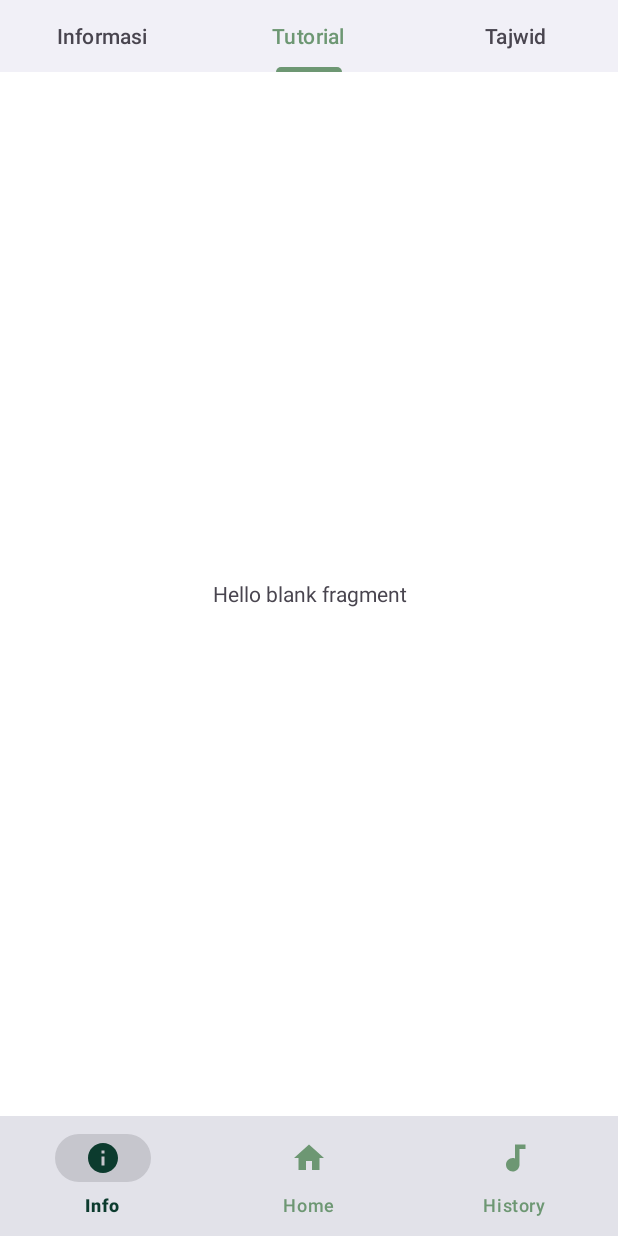
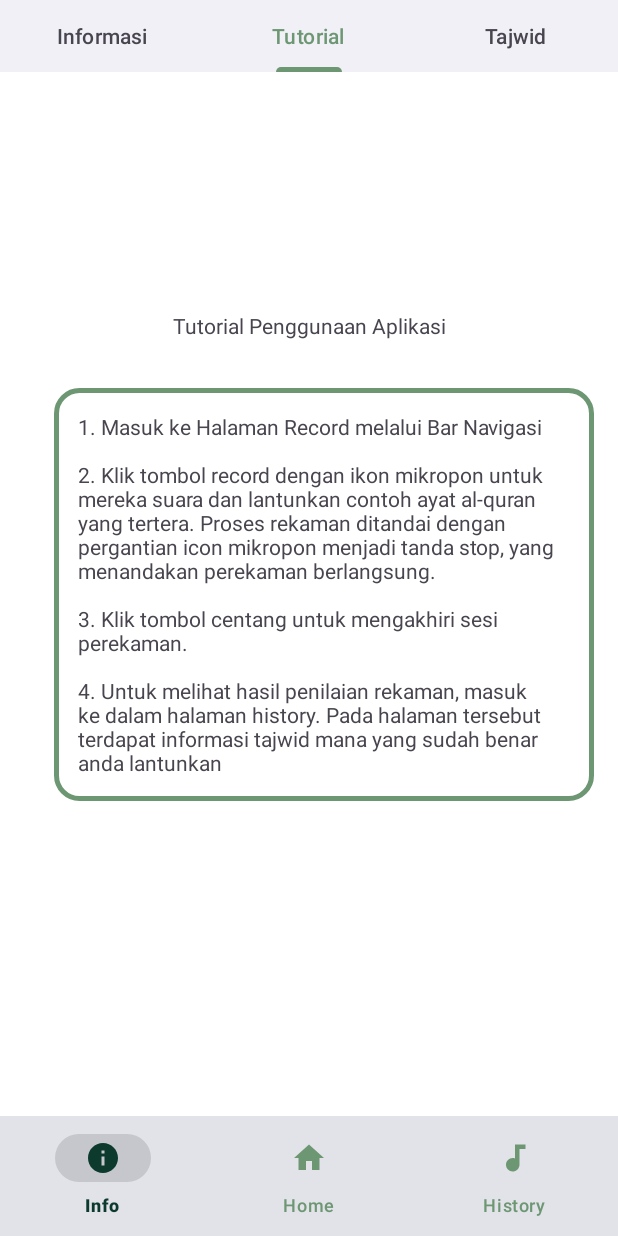
Before and after one commit to althof-z/QuranKu, an Android app: the screen it shows after launch (MainActivity), tab 2 chosen, on a phone screen of 412 x 824 dp. Run offline under Robolectric (Android 15) with nearby library versions, the phone set to English and light mode, and no system bars.

Commit message:
UI: create App Tutorial Fragment

```diff
--- /dev/null
+++ b/app/src/main/res/drawable/card_edge.xml
@@ -0,0 +1,6 @@
+<?xml version="1.0" encoding="utf-8"?>
+<shape xmlns:android="http://schemas.android.com/apk/res/android" >
+<!--    <solid android:color="@color/corner_edge" />-->
+    <stroke android:width="3dp" android:color="@color/color_primary"/>
+    <corners android:radius="15dp"/>
+</shape>
--- a/app/src/main/res/layout/fragment_app_tutorial.xml
+++ b/app/src/main/res/layout/fragment_app_tutorial.xml
@@ -1,17 +1,45 @@
 <?xml version="1.0" encoding="utf-8"?>
-<FrameLayout xmlns:android="http://schemas.android.com/apk/res/android"
+<androidx.constraintlayout.widget.ConstraintLayout xmlns:android="http://schemas.android.com/apk/res/android"
     xmlns:tools="http://schemas.android.com/tools"
     android:layout_width="match_parent"
     android:layout_height="match_parent"
+    xmlns:app="http://schemas.android.com/apk/res-auto"
     tools:context=".AppTutorialFragment"
     android:background="@color/white">
 
+    <TextView
+        android:id="@+id/tv_title_tutorial"
+        android:layout_width="wrap_content"
+        android:layout_height="wrap_content"
+        android:layout_marginBottom="32dp"
+        android:gravity="center"
+        android:text="Tutorial Penggunaan Aplikasi"
+        app:layout_constraintBottom_toTopOf="@+id/containerAyat"
+        app:layout_constraintEnd_toEndOf="parent"
+        app:layout_constraintStart_toStartOf="parent" />
+
+    <androidx.constraintlayout.widget.ConstraintLayout
+        android:id="@+id/containerAyat"
+        android:layout_width="360dp"
+        android:layout_height="wrap_content"
+        android:background="@drawable/card_edge"
+        android:padding="16dp"
+        app:layout_constraintBottom_toBottomOf="parent"
+        app:layout_constraintEnd_toEndOf="parent"
+        app:layout_constraintHorizontal_bias="0.686"
+        app:layout_constraintStart_toStartOf="parent"
+        app:layout_constraintTop_toTopOf="parent">
+
+        <TextView
+            android:id="@+id/tv_tutorial"
+            android:layout_width="wrap_content"
+            android:layout_height="wrap_content"
+            android:text="@string/tv_tutorial"
+            app:layout_constraintEnd_toEndOf="parent"
+            app:layout_constraintStart_toStartOf="parent"
+            app:layout_constraintTop_toTopOf="parent" />
+    </androidx.constraintlayout.widget.ConstraintLayout>
     <!-- TODO: Update blank fragment layout -->
-    <TextView
-        android:layout_width="match_parent"
-        android:layout_height="match_parent"
-        android:gravity="center"
 
-        android:text="@string/hello_blank_fragment" />
 
-</FrameLayout>
+</androidx.constraintlayout.widget.ConstraintLayout>
--- a/app/src/main/res/values/strings.xml
+++ b/app/src/main/res/values/strings.xml
@@ -3,4 +3,5 @@
     <!-- TODO: Remove or change this placeholder text -->
     <string name="hello_blank_fragment">Hello blank fragment</string>
     <string name="app_desc">QuranKu adalah aplikasi Android yang membantu kamu belajar membaca Al-Qur’an sesuai tajwid. Dengan teknologi pengenalan suara, aplikasi ini bisa mendeteksi kesalahan bacaan dan memberi umpan balik secara otomatis. QuranKu menggunakan metode MFCC dan SVM untuk mengenali suara pengguna. \n\nAplikasi ini dibuat sebagai bagian dari proyek skripsi di Institut Teknologi Perusahaan Listrik Negara (IT-PLN), dengan harapan bisa menjadi alat bantu belajar sekaligus amal jariyah digital. \n\nYuk, tingkatkan bacaan Al-Qur’an kamu bareng QuranKu!</string>
+    <string name="tv_tutorial">1. Masuk ke Halaman Record melalui Bar Navigasi\n\n2. Klik tombol record dengan ikon mikropon untuk mereka suara dan lantunkan contoh ayat al-quran yang tertera. Proses rekaman ditandai dengan pergantian icon mikropon menjadi tanda stop, yang menandakan perekaman berlangsung.\n\n3. Klik tombol centang untuk mengakhiri sesi perekaman.\n\n4. Untuk melihat hasil penilaian rekaman, masuk ke dalam halaman history. Pada halaman tersebut terdapat informasi tajwid mana yang sudah benar anda lantunkan</string>
 </resources>
```
